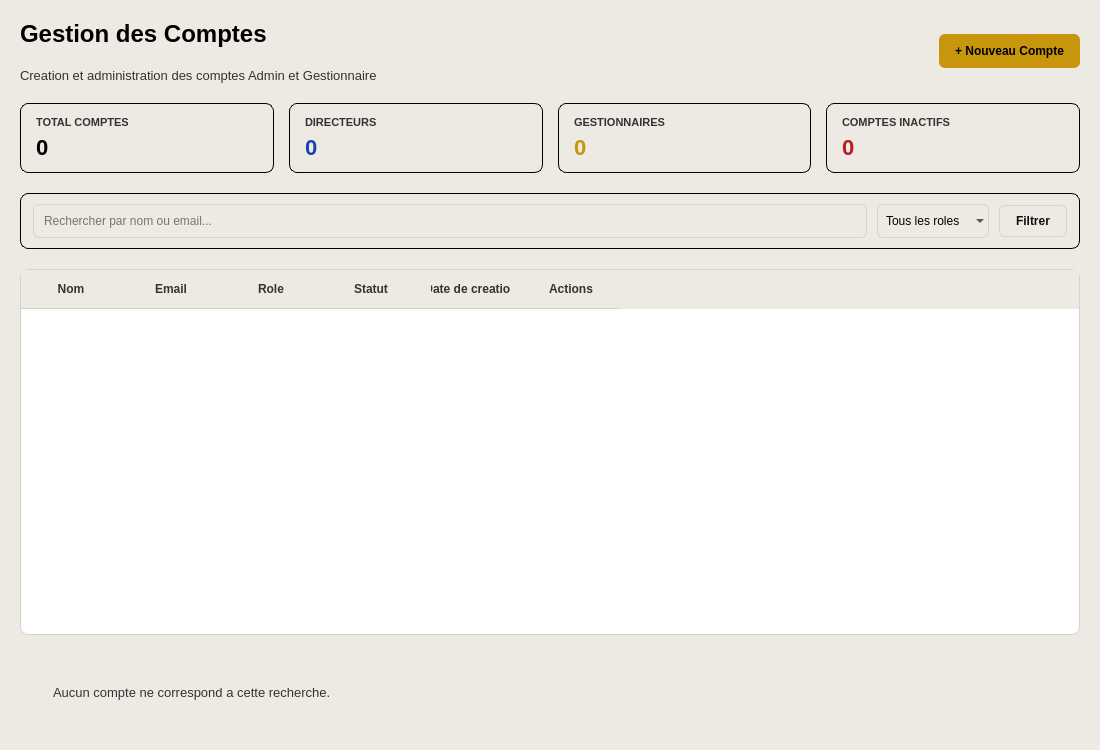
Before: the Qt Designer form ui/ui_files/comptes/comptes.ui in laudesmassamba1-ai/Logiciel-de-gestion-scolaire, drawn with Qt 5.
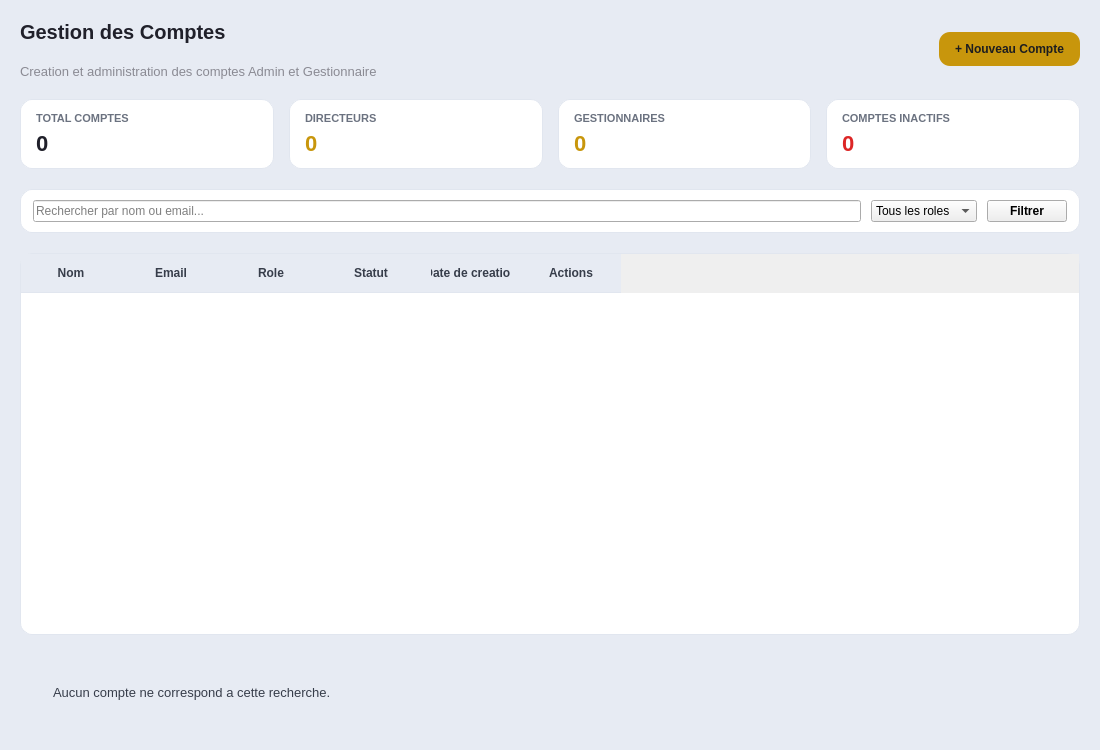
After: the same form once the commit is applied.

Commit message: build: reconstruction des executables (retrait email/telephone du compte)

```diff
--- a/ui/ui_files/comptes/comptes.ui
+++ b/ui/ui_files/comptes/comptes.ui
@@ -13,9 +13,7 @@
   <property name="windowTitle">
    <string>Gestion des Comptes</string>
   </property>
-  <property name="styleSheet">
-   <string>background-color: #EDEAE4; font-family: 'Segoe UI', sans-serif;</string>
-  </property>
+<property name="styleSheet"><string>QWidget#PageComptes { background-color: #E7EBF3; font-family: 'Segoe UI', sans-serif; }</string></property>
   <layout class="QVBoxLayout" name="mainLayout">
    <property name="spacing">
     <number>20</number>
@@ -39,7 +37,7 @@
        <item>
         <widget class="QLabel" name="lbl_page_title">
          <property name="styleSheet">
-          <string>color: #000000; font-size: 24px; font-weight: bold;</string>
+          <string>color: #20202A; font-size: 20px; font-weight: 700; border: none;</string>
          </property>
          <property name="text">
           <string>Gestion des Comptes</string>
@@ -49,7 +47,7 @@
        <item>
         <widget class="QLabel" name="lbl_page_subtitle">
          <property name="styleSheet">
-          <string>color: #333333; font-size: 13px;</string>
+          <string>color: #8A8A93; font-size: 13px; border: none;</string>
          </property>
          <property name="text">
           <string>Creation et administration des comptes Admin et Gestionnaire</string>
@@ -77,7 +75,7 @@
         <cursorShape>PointingHandCursor</cursorShape>
        </property>
        <property name="styleSheet">
-        <string>background-color: #C8960C; color: #000000; border: none; border-radius: 6px; padding: 10px 16px; font-weight: bold;</string>
+        <string>background-color: #C8960C; color: #1D1D1F; border: none; border-radius: 11px; padding: 10px 16px; font-weight: bold;</string>
        </property>
        <property name="text">
         <string>+ Nouveau Compte</string>
@@ -93,9 +91,7 @@
      </property>
      <item>
       <widget class="QFrame" name="card_total_comptes">
-       <property name="styleSheet">
-        <string>background-color: transparent; color: #000000; border: 1px solid #000000; border-radius: 8px;</string>
-       </property>
+       <property name="styleSheet"><string>QFrame#card_total_comptes { background-color: #FFFFFF; color: #1D1D1F; border: 1px solid #E1E6EF; border-radius: 12px; }</string></property>
        <layout class="QVBoxLayout" name="layout_card1">
         <property name="leftMargin">
          <number>15</number>
@@ -112,7 +108,7 @@
         <item>
          <widget class="QLabel" name="lbl_kpi1_titre">
           <property name="styleSheet">
-           <string>color: #333333; font-size: 11px; font-weight: bold; border: none;</string>
+           <string>color: #6B7280; font-size: 11px; font-weight: 700; border: none; qproperty-alignment: AlignCenter;</string>
           </property>
           <property name="text">
            <string>TOTAL COMPTES</string>
@@ -122,7 +118,7 @@
         <item>
          <widget class="QLabel" name="lbl_kpi1_valeur">
           <property name="styleSheet">
-           <string>color: #000000; font-size: 22px; font-weight: bold; border: none;</string>
+           <string>color: #20202A; font-size: 22px; font-weight: 800; border: none; qproperty-alignment: AlignCenter;</string>
           </property>
           <property name="text">
            <string>0</string>
@@ -134,9 +130,7 @@
      </item>
      <item>
       <widget class="QFrame" name="card_directeurs">
-       <property name="styleSheet">
-        <string>background-color: transparent; color: #000000; border: 1px solid #000000; border-radius: 8px;</string>
-       </property>
+       <property name="styleSheet"><string>QFrame#card_directeurs { background-color: #FFFFFF; color: #1D1D1F; border: 1px solid #E1E6EF; border-radius: 12px; }</string></property>
        <layout class="QVBoxLayout" name="layout_card2">
         <property name="leftMargin">
          <number>15</number>
@@ -153,7 +147,7 @@
         <item>
          <widget class="QLabel" name="lbl_kpi2_titre">
           <property name="styleSheet">
-           <string>color: #333333; font-size: 11px; font-weight: bold; border: none;</string>
+           <string>color: #6B7280; font-size: 11px; font-weight: 700; border: none; qproperty-alignment: AlignCenter;</string>
           </property>
           <property name="text">
            <string>DIRECTEURS</string>
@@ -163,7 +157,7 @@
         <item>
          <widget class="QLabel" name="lbl_kpi2_valeur">
           <property name="styleSheet">
-           <string>color: #1E40AF; font-size: 22px; font-weight: bold; border: none;</string>
+           <string>color: #C8960C; font-size: 22px; font-weight: 800; border: none; qproperty-alignment: AlignCenter;</string>
           </property>
           <property name="text">
            <string>0</string>
@@ -175,9 +169,7 @@
      </item>
      <item>
       <widget class="QFrame" name="card_gestionnaires">
-       <property name="styleSheet">
-        <string>background-color: transparent; color: #000000; border: 1px solid #000000; border-radius: 8px;</string>
-       </property>
+       <property name="styleSheet"><string>QFrame#card_gestionnaires { background-color: #FFFFFF; color: #1D1D1F; border: 1px solid #E1E6EF; border-radius: 12px; }</string></property>
        <layout class="QVBoxLayout" name="layout_card3">
         <property name="leftMargin">
          <number>15</number>
@@ -194,7 +186,7 @@
         <item>
          <widget class="QLabel" name="lbl_kpi3_titre">
           <property name="styleSheet">
-           <string>color: #333333; font-size: 11px; font-weight: bold; border: none;</string>
+           <string>color: #6B7280; font-size: 11px; font-weight: 700; border: none; qproperty-alignment: AlignCenter;</string>
           </property>
           <property name="text">
            <string>GESTIONNAIRES</string>
@@ -204,7 +196,7 @@
         <item>
          <widget class="QLabel" name="lbl_kpi3_valeur">
           <property name="styleSheet">
-           <string>color: #C8960C; font-size: 22px; font-weight: bold; border: none;</string>
+           <string>color: #C8960C; font-size: 22px; font-weight: 800; border: none; qproperty-alignment: AlignCenter;</string>
           </property>
           <property name="text">
            <string>0</string>
@@ -216,9 +208,7 @@
      </item>
      <item>
       <widget class="QFrame" name="card_comptes_inactifs">
-       <property name="styleSheet">
-        <string>background-color: transparent; color: #000000; border: 1px solid #000000; border-radius: 8px;</string>
-       </property>
+       <property name="styleSheet"><string>QFrame#card_comptes_inactifs { background-color: #FFFFFF; color: #1D1D1F; border: 1px solid #E1E6EF; border-radius: 12px; }</string></property>
        <layout class="QVBoxLayout" name="layout_card4">
         <property name="leftMargin">
          <number>15</number>
@@ -235,7 +225,7 @@
         <item>
          <widget class="QLabel" name="lbl_kpi4_titre">
           <property name="styleSheet">
-           <string>color: #333333; font-size: 11px; font-weight: bold; border: none;</string>
+           <string>color: #6B7280; font-size: 11px; font-weight: 700; border: none; qproperty-alignment: AlignCenter;</string>
           </property>
           <property name="text">
            <string>COMPTES INACTIFS</string>
@@ -245,7 +235,7 @@
         <item>
          <widget class="QLabel" name="lbl_kpi4_valeur">
           <property name="styleSheet">
-           <string>color: #B91C1C; font-size: 22px; font-weight: bold; border: none;</string>
+           <string>color: #DC2626; font-size: 22px; font-weight: 800; border: none; qproperty-alignment: AlignCenter;</string>
           </property>
           <property name="text">
            <string>0</string>
@@ -259,9 +249,7 @@
    </item>
    <item>
     <widget class="QFrame" name="filterBar">
-     <property name="styleSheet">
-      <string>background-color: transparent; color: #000000; border: 1px solid #000000; border-radius: 8px;</string>
-     </property>
+     <property name="styleSheet"><string>QFrame#filterBar { background-color: #FFFFFF; color: #1D1D1F; border: 1px solid #E1E6EF; border-radius: 12px; }</string></property>
      <layout class="QHBoxLayout" name="filterLayout">
       <property name="leftMargin">
        <number>12</number>
@@ -280,9 +268,6 @@
       </property>
       <item>
        <widget class="QLineEdit" name="input_search_compte">
-        <property name="styleSheet">
-         <string>border: 1px solid #D5D2CB; border-radius: 6px; padding: 8px;</string>
-        </property>
         <property name="placeholderText">
          <string>Rechercher par nom ou email...</string>
         </property>
@@ -290,10 +275,7 @@
       </item>
       <item>
        <widget class="QComboBox" name="combo_filter_role">
-        <property name="styleSheet">
-         <string>border: 1px solid #D5D2CB; border-radius: 6px; padding: 8px;</string>
-        </property>
-         <item>
+        <item>
           <property name="text">
            <string>Tous les roles</string>
           </property>
@@ -313,7 +295,7 @@
       <item>
        <widget class="QPushButton" name="btn_apply_filter_compte">
         <property name="styleSheet">
-         <string>background-color: #EDEAE4; color: #111111; border: 1px solid #D5D2CB; border-radius: 6px; padding: 8px 16px; font-weight: bold;</string>
+         <string>font-weight: 600;</string>
         </property>
         <property name="text">
          <string>Filtrer</string>
@@ -329,22 +311,22 @@
       <string>
        QTableWidget {
            background-color: #FFFFFF;
-           border: 1px solid #D5D2CB;
-           border-radius: 8px;
-           gridline-color: #EDEAE4;
+           border: 1px solid #E1E6EF;
+           border-radius: 12px;
+           gridline-color: #E7EBF3;
            font-size: 13px;
        }
        QHeaderView::section {
-           background-color: #EDEAE4;
-           color: #333333;
+           background-color: #E7EBF3;
+           color: #373D4A;
            font-weight: bold;
            padding: 10px;
            border: none;
-           border-bottom: 1px solid #D5D2CB;
+           border-bottom: 1px solid #E1E6EF;
        }
        QTableWidget::item {
            padding: 0px 8px;
-           border-bottom: 1px solid #EDEAE4;
+           border-bottom: 1px solid #E1E6EF;
        }
       </string>
      </property>
@@ -395,7 +377,7 @@
    <item>
     <widget class="QLabel" name="lbl_empty_state_comptes">
      <property name="styleSheet">
-      <string>color: #333333; font-size: 13px; padding: 30px; qproperty-alignment: AlignCenter;</string>
+      <string>color: #373D4A; font-size: 13px; padding: 30px; qproperty-alignment: AlignCenter;</string>
      </property>
      <property name="text">
       <string>Aucun compte ne correspond a cette recherche.</string>
```
The commit also changes 84 other files.
